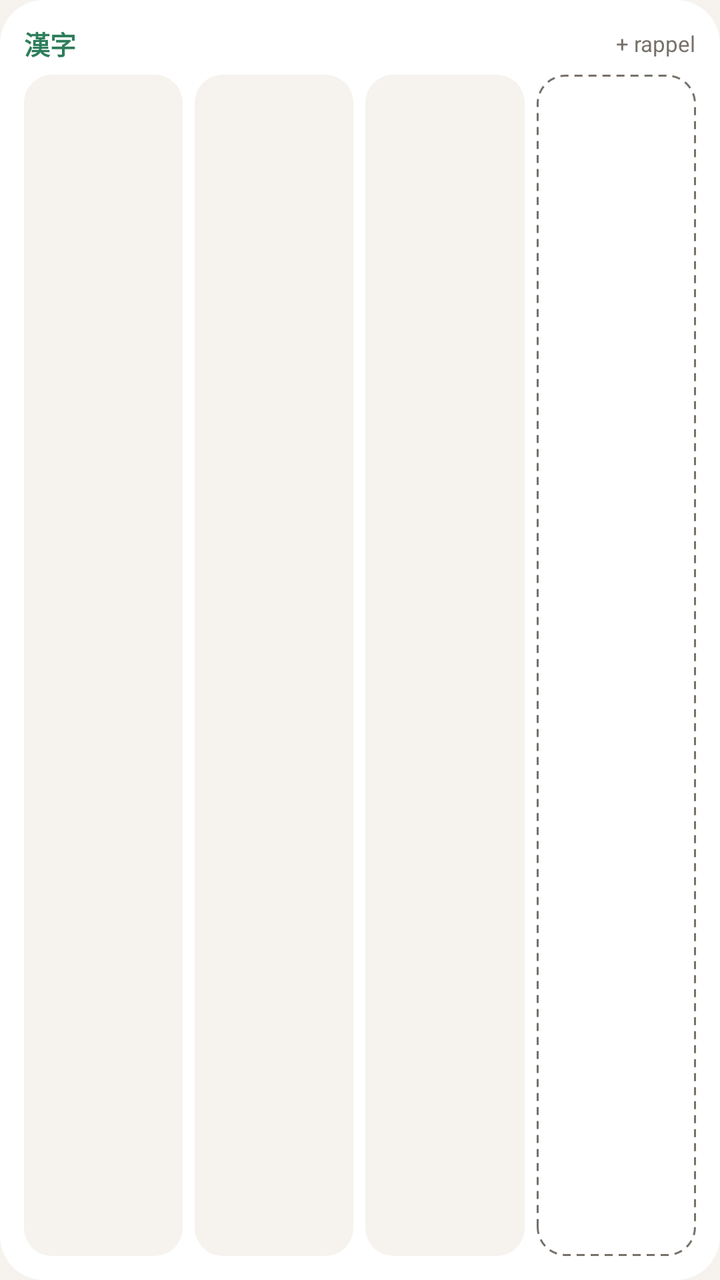
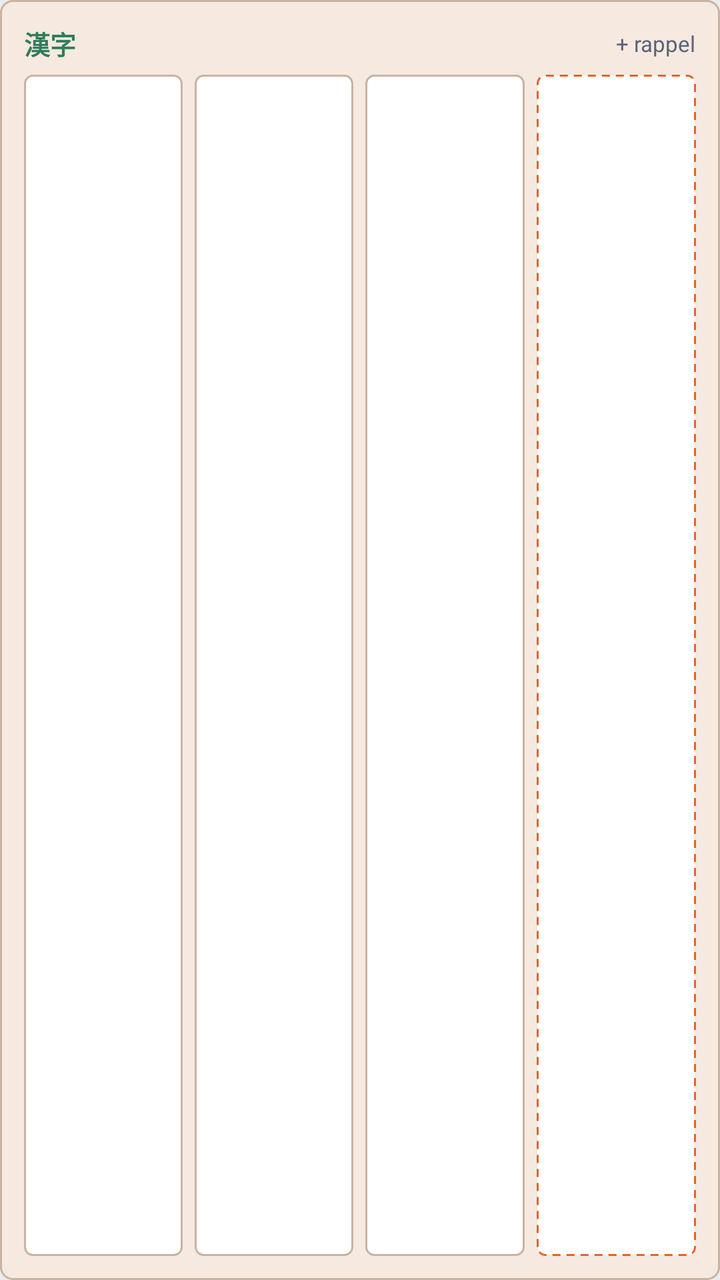

Compare the two renders of this Android layout. The source of the first and the diff that turns it into the second are given below.
<!-- AndroidManifest.xml: application theme Theme.Nihongo -->
<!-- res/layout/widget_kanji.xml -->
<?xml version="1.0" encoding="utf-8"?>
<LinearLayout xmlns:android="http://schemas.android.com/apk/res/android"
    android:id="@+id/racine"
    android:layout_width="match_parent"
    android:layout_height="match_parent"
    android:background="@drawable/widget_fond"
    android:orientation="vertical"
    android:padding="12dp">
    <LinearLayout android:layout_width="match_parent" android:layout_height="wrap_content" android:orientation="horizontal"
        android:layout_marginBottom="6dp" android:gravity="center_vertical">
        <TextView android:layout_width="wrap_content" android:layout_height="wrap_content" android:text="漢字"
            android:textColor="@color/kanji" android:textSize="13sp" android:textStyle="bold" />
        <TextView android:id="@+id/date" android:layout_width="0dp" android:layout_weight="1" android:layout_height="wrap_content"
            android:layout_marginStart="8dp" android:textColor="@color/muted" android:textSize="12sp" />
        <TextView android:id="@+id/etiquette_rappel" android:layout_width="wrap_content" android:layout_height="wrap_content"
            android:text="+ rappel" android:textColor="@color/muted" android:textSize="11sp" />
    </LinearLayout>
    <TextView android:id="@+id/vide" android:layout_width="match_parent" android:layout_height="match_parent"
        android:gravity="center" android:text="@string/widget_vide" android:textColor="@color/muted"
        android:textSize="13sp" android:visibility="gone" />
    <LinearLayout
        android:id="@+id/cases"
        android:layout_width="match_parent"
        android:layout_height="match_parent"
        android:orientation="horizontal"
        android:baselineAligned="false">
        <LinearLayout
            android:id="@+id/case0"
            android:layout_width="0dp"
            android:layout_height="match_parent"
            android:layout_weight="1"
            android:layout_marginEnd="6dp"
            android:background="@drawable/case_fond"
            android:gravity="center"
            android:orientation="vertical"
            android:padding="4dp">
            <TextView android:id="@+id/k0" android:layout_width="wrap_content" android:layout_height="wrap_content"
                android:textColor="@color/kanji" android:textSize="32sp" android:includeFontPadding="false" />
            <TextView android:id="@+id/lect0" android:layout_width="match_parent" android:layout_height="wrap_content"
                android:gravity="center" android:maxLines="2" android:ellipsize="end"
                android:textColor="@color/muted" android:textSize="11sp" />
            <TextView android:id="@+id/sens0" android:layout_width="match_parent" android:layout_height="wrap_content"
                android:gravity="center" android:maxLines="2" android:ellipsize="end"
                android:textColor="@color/texte" android:textSize="11sp" />
        </LinearLayout>
        <LinearLayout
            android:id="@+id/case1"
            android:layout_width="0dp"
            android:layout_height="match_parent"
            android:layout_weight="1"
            android:layout_marginEnd="6dp"
            android:background="@drawable/case_fond"
            android:gravity="center"
            android:orientation="vertical"
            android:padding="4dp">
            <TextView android:id="@+id/k1" android:layout_width="wrap_content" android:layout_height="wrap_content"
                android:textColor="@color/kanji" android:textSize="32sp" android:includeFontPadding="false" />
            <TextView android:id="@+id/lect1" android:layout_width="match_parent" android:layout_height="wrap_content"
                android:gravity="center" android:maxLines="2" android:ellipsize="end"
                android:textColor="@color/muted" android:textSize="11sp" />
            <TextView android:id="@+id/sens1" android:layout_width="match_parent" android:layout_height="wrap_content"
                android:gravity="center" android:maxLines="2" android:ellipsize="end"
                android:textColor="@color/texte" android:textSize="11sp" />
        </LinearLayout>
        <LinearLayout
            android:id="@+id/case2"
            android:layout_width="0dp"
            android:layout_height="match_parent"
            android:layout_weight="1"
            android:layout_marginEnd="6dp"
            android:background="@drawable/case_fond"
            android:gravity="center"
            android:orientation="vertical"
            android:padding="4dp">
            <TextView android:id="@+id/k2" android:layout_width="wrap_content" android:layout_height="wrap_content"
                android:textColor="@color/kanji" android:textSize="32sp" android:includeFontPadding="false" />
            <TextView android:id="@+id/lect2" android:layout_width="match_parent" android:layout_height="wrap_content"
                android:gravity="center" android:maxLines="2" android:ellipsize="end"
                android:textColor="@color/muted" android:textSize="11sp" />
            <TextView android:id="@+id/sens2" android:layout_width="match_parent" android:layout_height="wrap_content"
                android:gravity="center" android:maxLines="2" android:ellipsize="end"
                android:textColor="@color/texte" android:textSize="11sp" />
        </LinearLayout>
        <LinearLayout
            android:id="@+id/case3"
            android:layout_width="0dp"
            android:layout_height="match_parent"
            android:layout_weight="1"
            android:background="@drawable/case_rappel"
            android:gravity="center"
            android:orientation="vertical"
            android:padding="4dp">
            <TextView android:id="@+id/k3" android:layout_width="wrap_content" android:layout_height="wrap_content"
                android:textColor="@color/texte" android:textSize="32sp" android:includeFontPadding="false" />
            <TextView android:id="@+id/lect3" android:layout_width="match_parent" android:layout_height="wrap_content"
                android:gravity="center" android:maxLines="2" android:ellipsize="end"
                android:textColor="@color/muted" android:textSize="11sp" />
            <TextView android:id="@+id/sens3" android:layout_width="match_parent" android:layout_height="wrap_content"
                android:gravity="center" android:maxLines="2" android:ellipsize="end"
                android:textColor="@color/texte" android:textSize="11sp" />
        </LinearLayout>
    </LinearLayout>
</LinearLayout>
<!-- resources referenced by this layout -->
<resources>
  <color name="kanji">#2E7D5B</color>
  <color name="muted">#77716A</color>
  <color name="texte">#22201C</color>
  <!-- drawable case_fond (drawable) -->
  <shape xmlns:android="http://schemas.android.com/apk/res/android" android:shape="rectangle">
      <solid android:color="@color/case_fond" />
      <corners android:radius="14dp" />
  </shape>
  <!-- drawable case_rappel (drawable) -->
  <shape xmlns:android="http://schemas.android.com/apk/res/android" android:shape="rectangle">
      <solid android:color="@color/widget_fond" />
      <stroke android:width="1dp" android:color="@color/muted" android:dashWidth="4dp" android:dashGap="3dp" />
      <corners android:radius="14dp" />
  </shape>
  <!-- drawable widget_fond (drawable) -->
  <shape xmlns:android="http://schemas.android.com/apk/res/android" android:shape="rectangle">
      <solid android:color="@color/widget_fond" />
      <corners android:radius="22dp" />
  </shape>
  <string name="widget_vide">Ouvre l’appli une fois pour préparer tes kanji.</string>
  <style name="Theme.Nihongo" parent="android:Theme.Material.Light.NoActionBar">
          <item name="android:windowBackground">@color/fond</item>
          <item name="android:statusBarColor">@color/fond</item>
          <item name="android:navigationBarColor">@color/fond</item>
          <item name="android:windowLightStatusBar">true</item>
      </style>
  <color name="case_fond">#F6F3EE</color>
  <color name="widget_fond">#FFFFFF</color>
  <color name="fond">#F6F3EE</color>
</resources>

<!-- the commit's change to res/layout/widget_kanji.xml (unified diff, before → after) -->
@@ -91,7 +91,7 @@
             android:orientation="vertical"
             android:padding="4dp">
             <TextView android:id="@+id/k3" android:layout_width="wrap_content" android:layout_height="wrap_content"
-                android:textColor="@color/texte" android:textSize="32sp" android:includeFontPadding="false" />
+                android:textColor="@color/quai" android:textSize="32sp" android:includeFontPadding="false" />
             <TextView android:id="@+id/lect3" android:layout_width="match_parent" android:layout_height="wrap_content"
                 android:gravity="center" android:maxLines="2" android:ellipsize="end"
                 android:textColor="@color/muted" android:textSize="11sp" />
<!-- resource entries referenced after the edit -->
@@ -1,23 +1,26 @@
 <!-- resources referenced by this layout -->
 <resources>
   <color name="kanji">#2E7D5B</color>
-  <color name="muted">#77716A</color>
-  <color name="texte">#22201C</color>
+  <color name="muted">#5A6378</color>
+  <color name="quai">#E0662B</color>
+  <color name="texte">#1D2A44</color>
   <!-- drawable case_fond (drawable) -->
   <shape xmlns:android="http://schemas.android.com/apk/res/android" android:shape="rectangle">
       <solid android:color="@color/case_fond" />
-      <corners android:radius="14dp" />
+      <stroke android:width="1dp" android:color="@color/cadre" />
+      <corners android:radius="4dp" />
   </shape>
   <!-- drawable case_rappel (drawable) -->
   <shape xmlns:android="http://schemas.android.com/apk/res/android" android:shape="rectangle">
-      <solid android:color="@color/widget_fond" />
-      <stroke android:width="1dp" android:color="@color/muted" android:dashWidth="4dp" android:dashGap="3dp" />
-      <corners android:radius="14dp" />
+      <solid android:color="@color/case_fond" />
+      <stroke android:width="1dp" android:color="@color/quai" android:dashWidth="4dp" android:dashGap="3dp" />
+      <corners android:radius="4dp" />
   </shape>
   <!-- drawable widget_fond (drawable) -->
   <shape xmlns:android="http://schemas.android.com/apk/res/android" android:shape="rectangle">
       <solid android:color="@color/widget_fond" />
-      <corners android:radius="22dp" />
+      <stroke android:width="1dp" android:color="@color/cadre" />
+      <corners android:radius="6dp" />
   </shape>
   <string name="widget_vide">Ouvre l’appli une fois pour préparer tes kanji.</string>
   <style name="Theme.Nihongo" parent="android:Theme.Material.Light.NoActionBar">
@@ -26,8 +29,9 @@
           <item name="android:navigationBarColor">@color/fond</item>
           <item name="android:windowLightStatusBar">true</item>
       </style>
-  <color name="case_fond">#F6F3EE</color>
-  <color name="widget_fond">#FFFFFF</color>
-  <color name="fond">#F6F3EE</color>
+  <color name="case_fond">#FFFFFF</color>
+  <color name="cadre">#C9B3A3</color>
+  <color name="widget_fond">#F6E9DF</color>
+  <color name="fond">#E9ECEF</color>
 </resources>
 
